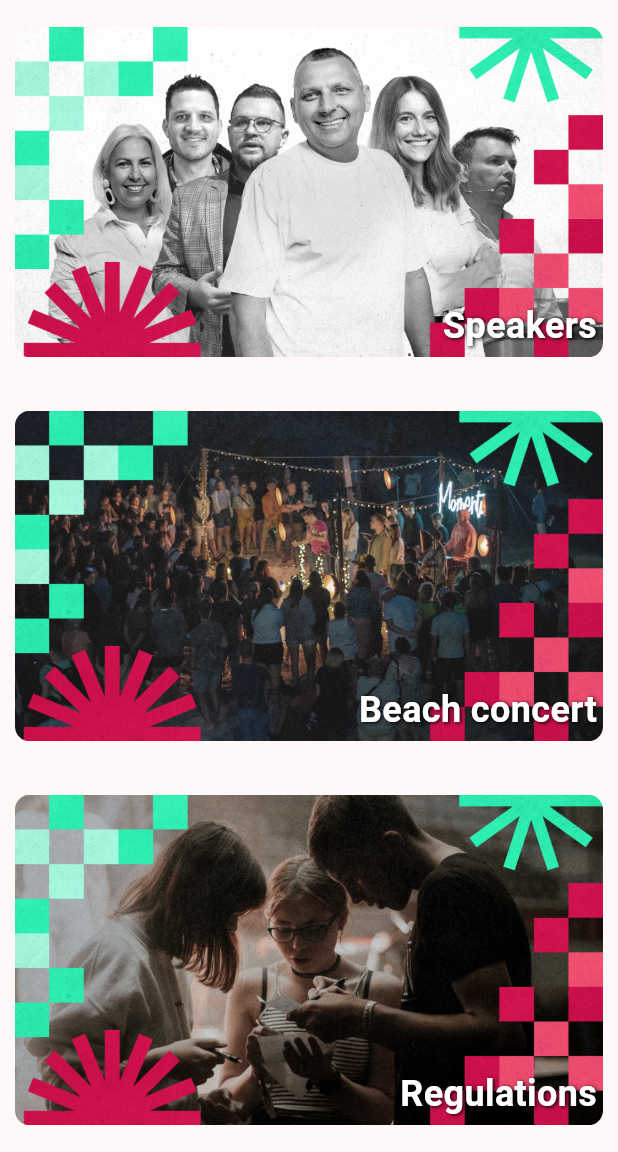
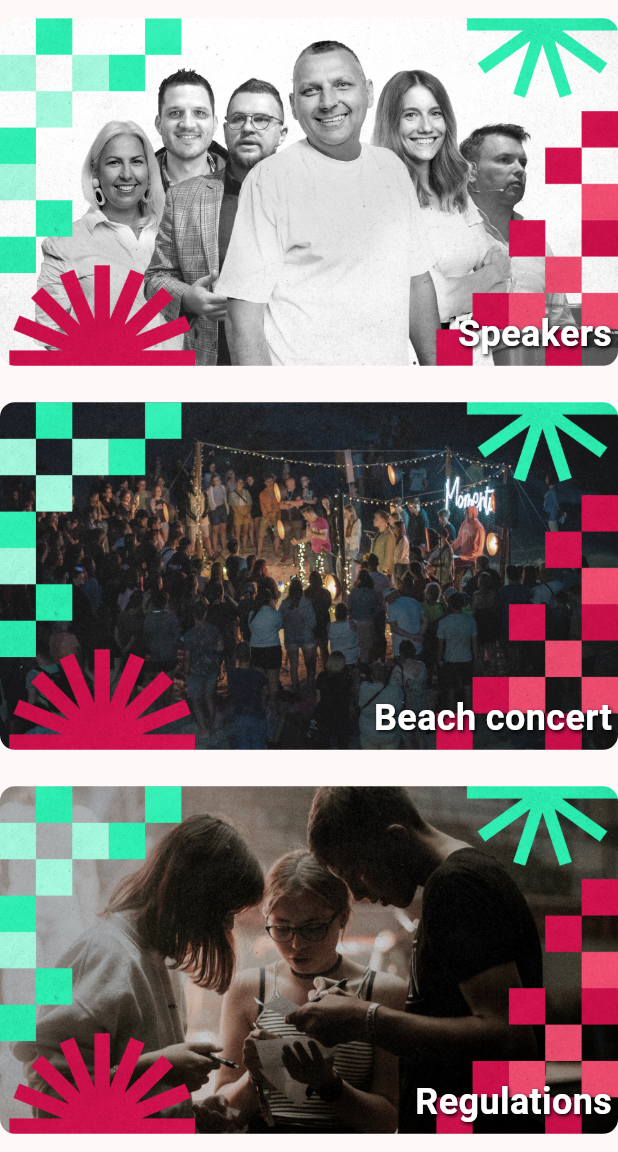
Before and after one commit to MomentumConf/Momentum24_app, a Flutter app: the InformationScreen screen opened directly, on a phone screen of 412 x 824 dp, the part 84-1236 px from its top. Run offline on Flutter 3.47's test engine with Material 3 defaults, Android fonts, the phone set to English and light mode, and no system bars; our stand-ins replace cached_network_image, flutter_map, flutter_markdown, flutter_svg, get_it, latlong2 and 5 more; missing offline and left inert: flutter_map_cancellable_tile_provider, flutter_sanity_client, string_unescape; accounts and stored records are empty; generated files the repository leaves out were written again.

Commit message:
Less space on information screen

```diff
--- a/lib/pages/information_screen.dart
+++ b/lib/pages/information_screen.dart
@@ -51,7 +51,7 @@ class InformationScreen extends StatelessWidget {
       child: GestureDetector(
         onTap: onTap,
         child: Container(
-          padding: const EdgeInsets.all(10.0),
+          margin: const EdgeInsets.only(top: 2.5, bottom: 2.5),
           child: Stack(
             alignment: Alignment.center,
             children: [
```
